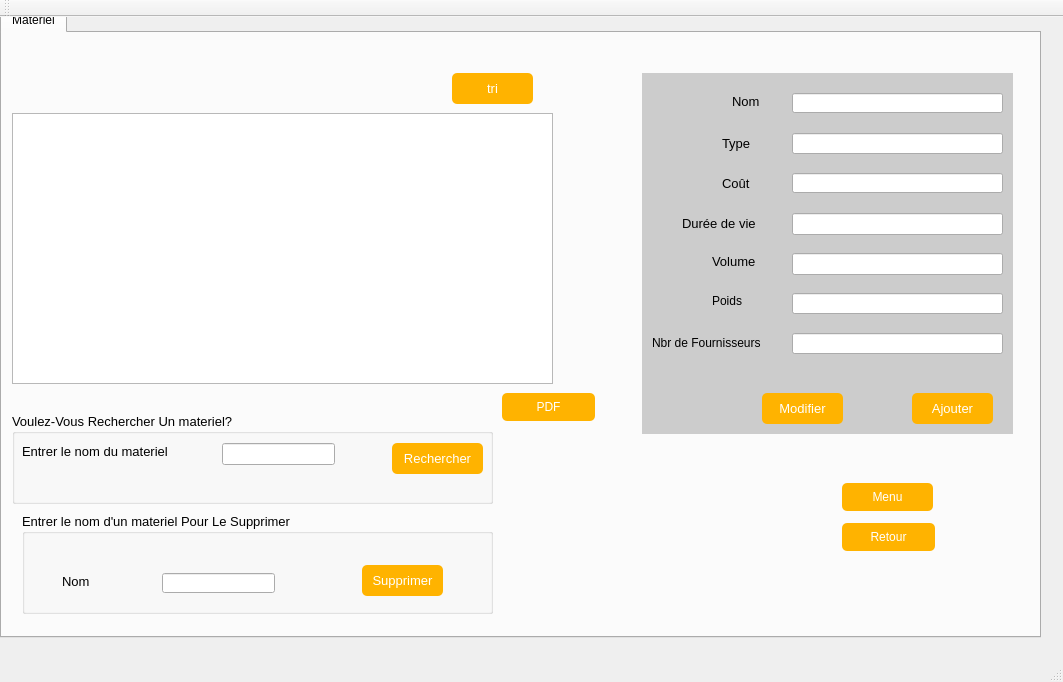
Old version of the form mainwindow.ui in the repository khaznaji/ProjetQT.
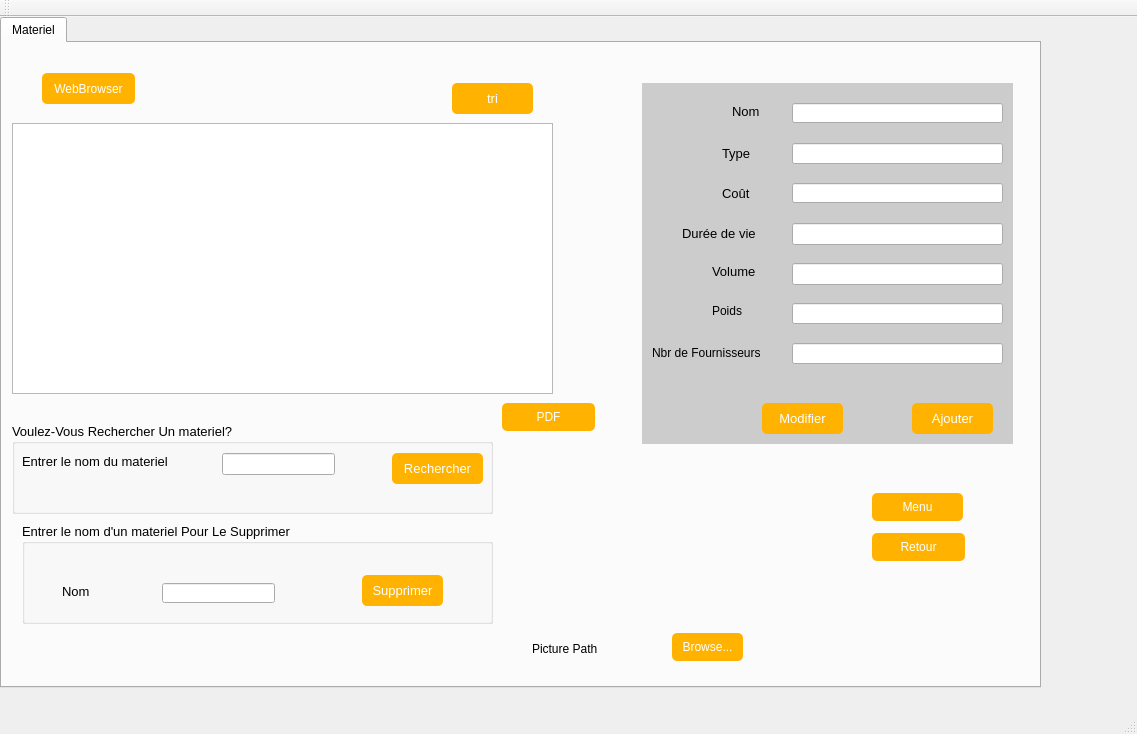
New version of the form. The open tabs and pages were chosen to show the change. Icons and pictures are not drawn.

Diff of the .ui file:
```diff
--- a/mainwindow.ui
+++ b/mainwindow.ui
@@ -6,8 +6,8 @@
    <rect>
     <x>0</x>
     <y>0</y>
-    <width>1063</width>
-    <height>682</height>
+    <width>1137</width>
+    <height>734</height>
    </rect>
   </property>
   <property name="windowTitle">
@@ -2279,9 +2279,9 @@
       <property name="geometry">
        <rect>
         <x>0</x>
-        <y>0</y>
+        <y>10</y>
         <width>1041</width>
-        <height>631</height>
+        <height>671</height>
        </rect>
       </property>
       <property name="currentIndex">
@@ -2523,7 +2523,7 @@
         <widget class="QLabel" name="label_47">
          <property name="geometry">
           <rect>
-           <x>340</x>
+           <x>350</x>
            <y>30</y>
            <width>31</width>
            <height>31</height>
@@ -2671,7 +2671,7 @@
         <widget class="QLabel" name="label_39">
          <property name="geometry">
           <rect>
-           <x>300</x>
+           <x>310</x>
            <y>50</y>
            <width>31</width>
            <height>31</height>
@@ -3063,7 +3063,7 @@
        <widget class="QPushButton" name="pushButton_15">
         <property name="geometry">
          <rect>
-          <x>840</x>
+          <x>870</x>
           <y>490</y>
           <width>93</width>
           <height>28</height>
@@ -3315,7 +3315,7 @@
        <widget class="QLabel" name="label_40">
         <property name="geometry">
          <rect>
-          <x>810</x>
+          <x>840</x>
           <y>450</y>
           <width>21</width>
           <height>31</height>
@@ -3331,7 +3331,7 @@
        <widget class="QLabel" name="label_42">
         <property name="geometry">
          <rect>
-          <x>720</x>
+          <x>730</x>
           <y>360</y>
           <width>31</width>
           <height>31</height>
@@ -3347,7 +3347,7 @@
        <widget class="QLabel" name="label_43">
         <property name="geometry">
          <rect>
-          <x>810</x>
+          <x>840</x>
           <y>490</y>
           <width>31</width>
           <height>31</height>
@@ -3363,7 +3363,7 @@
        <widget class="QLabel" name="label_45">
         <property name="geometry">
          <rect>
-          <x>870</x>
+          <x>880</x>
           <y>360</y>
           <width>31</width>
           <height>31</height>
@@ -3379,7 +3379,7 @@
        <widget class="QPushButton" name="pushButton_21">
         <property name="geometry">
          <rect>
-          <x>840</x>
+          <x>870</x>
           <y>450</y>
           <width>91</width>
           <height>28</height>
@@ -3446,6 +3446,207 @@
          <string>Menu</string>
         </property>
        </widget>
+       <widget class="QPushButton" name="pushButton_22">
+        <property name="geometry">
+         <rect>
+          <x>40</x>
+          <y>30</y>
+          <width>93</width>
+          <height>31</height>
+         </rect>
+        </property>
+        <property name="styleSheet">
+         <string notr="true">QPushButton {
+
+padding: 1px;
+
+border-style: solid;
+
+border: 2px solid gray;
+
+border-radius: 8px;
+
+background-color: rgb(170, 150, 123);
+
+border:2px solid #000;
+
+}
+
+QPushButton {
+
+     color: #fff !important;
+
+
+
+text-decoration: none;
+
+background: #ffb300;
+
+
+
+border-radius: 5px;
+
+display: inline-block;
+
+border: none;
+
+transition: all 0.4s ease 0s;
+
+ }
+
+ QPushButton:hover {
+
+     background: #ffcc00;
+
+	background-color: ;
+
+letter-spacing: 1px;
+
+-webkit-box-shadow: 0px 5px 40px -10px rgba(0,0,0,0.57);
+
+-moz-box-shadow: 0px 5px 40px -10px rgba(0,0,0,0.57);
+
+box-shadow: 5px 40px -10px rgba(0,0,0,0.57);
+
+transition: all 0.4s ease 0s;
+
+ }</string>
+        </property>
+        <property name="text">
+         <string>WebBrowser</string>
+        </property>
+       </widget>
+       <widget class="QLabel" name="label_pic">
+        <property name="geometry">
+         <rect>
+          <x>530</x>
+          <y>410</y>
+          <width>181</width>
+          <height>171</height>
+         </rect>
+        </property>
+        <property name="text">
+         <string/>
+        </property>
+       </widget>
+       <widget class="QLabel" name="label_41">
+        <property name="geometry">
+         <rect>
+          <x>530</x>
+          <y>590</y>
+          <width>91</width>
+          <height>31</height>
+         </rect>
+        </property>
+        <property name="styleSheet">
+         <string notr="true">font: 10pt &quot;MS Shell Dlg 2&quot;;</string>
+        </property>
+        <property name="text">
+         <string>Picture Path</string>
+        </property>
+       </widget>
+       <widget class="QPushButton" name="pushButton_23">
+        <property name="geometry">
+         <rect>
+          <x>670</x>
+          <y>590</y>
+          <width>71</width>
+          <height>28</height>
+         </rect>
+        </property>
+        <property name="styleSheet">
+         <string notr="true">QPushButton {
+
+padding: 1px;
+
+border-style: solid;
+
+border: 2px solid gray;
+
+border-radius: 8px;
+
+background-color: rgb(170, 150, 123);
+
+border:2px solid #000;
+
+}
+
+QPushButton {
+
+     color: #fff !important;
+
+
+
+text-decoration: none;
+
+background: #ffb300;
+
+
+
+border-radius: 5px;
+
+display: inline-block;
+
+border: none;
+
+transition: all 0.4s ease 0s;
+
+ }
+
+ QPushButton:hover {
+
+     background: #ffcc00;
+
+	background-color: ;
+
+letter-spacing: 1px;
+
+-webkit-box-shadow: 0px 5px 40px -10px rgba(0,0,0,0.57);
+
+-moz-box-shadow: 0px 5px 40px -10px rgba(0,0,0,0.57);
+
+box-shadow: 5px 40px -10px rgba(0,0,0,0.57);
+
+transition: all 0.4s ease 0s;
+
+ }</string>
+        </property>
+        <property name="text">
+         <string>Browse...</string>
+        </property>
+       </widget>
+       <widget class="QLabel" name="label_58">
+        <property name="geometry">
+         <rect>
+          <x>630</x>
+          <y>590</y>
+          <width>31</width>
+          <height>31</height>
+         </rect>
+        </property>
+        <property name="styleSheet">
+         <string notr="true">image: url(:/ressources/photo2.png);</string>
+        </property>
+        <property name="text">
+         <string/>
+        </property>
+       </widget>
+       <widget class="QLabel" name="label_61">
+        <property name="geometry">
+         <rect>
+          <x>10</x>
+          <y>30</y>
+          <width>31</width>
+          <height>31</height>
+         </rect>
+        </property>
+        <property name="styleSheet">
+         <string notr="true">image: url(:/ressources/web.png);</string>
+        </property>
+        <property name="text">
+         <string/>
+        </property>
+       </widget>
       </widget>
      </widget>
     </widget>
```
Left out of the diff: 73 changed lines with no effect on the pictures.
